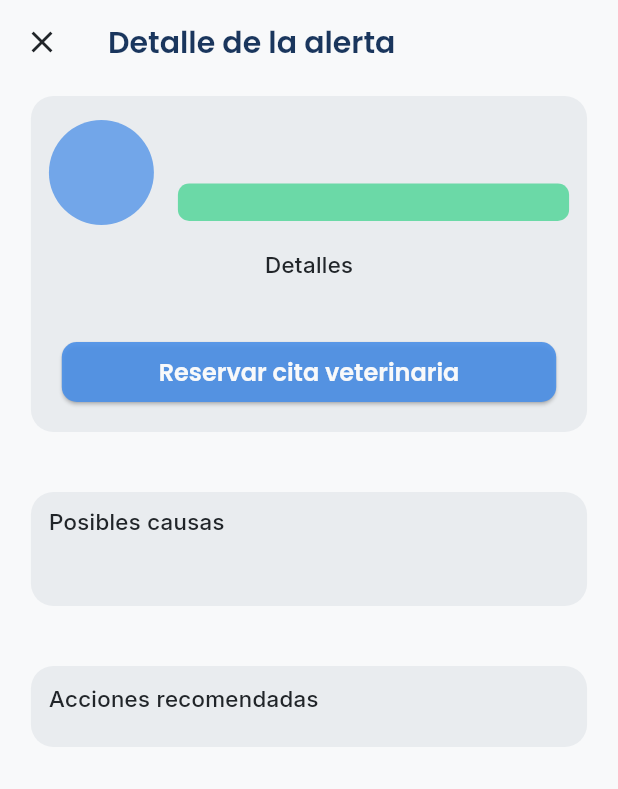
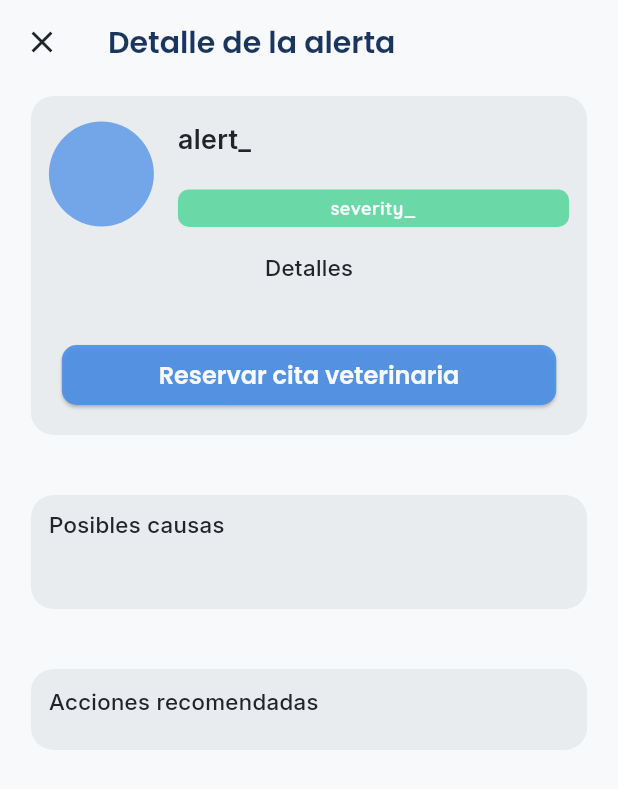
Before and after one commit to tebrich/petcore_app, a Flutter app: the HealthAlertPage screen opened directly with empty values, on a phone screen of 412 x 824 dp. Shown: the top 789 px of the screen. Run offline on Flutter 3.47's test engine with Material 3 defaults, Android fonts, the phone set to English and light mode, and no system bars; our stand-ins replace calendar_date_picker2, convex_bottom_bar, fl_chart, flutter_secure_storage, flutter_svg, font_awesome_flutter and 7 more; accounts and stored records are empty; network calls fail.

Commit message:
dashboard casi terminado

```diff
--- a/lib/core/translations/es_es.dart
+++ b/lib/core/translations/es_es.dart
@@ -314,6 +314,8 @@ final Map<String, String> esES = {
   'health_alert_details_section': 'Detalles',
   'health_alert_possible_causes': 'Posibles causas',
   'health_alert_recommended_actions': 'Acciones recomendadas',
+  'health_alerts_title': 'Alertas de salud',
+
 
   // =====================
   // SIGN UP
@@ -359,4 +361,8 @@ final Map<String, String> esES = {
   'alert_Excessive_Paw_Licking': 'Lamerse patas en exceso',
   'alert_Slightly_Less_Active': 'Actividad ligeramente reducida',
 
+  'severity_Urgent': 'Urgente',
+  'severity_Medium': 'Moderado',
+  'severity_Mild': 'Leve',
+
 };
--- a/lib/core/utils/all_health_alerts_list.dart
+++ b/lib/core/utils/all_health_alerts_list.dart
@@ -165,7 +165,7 @@ Map<String, Map<String, dynamic>> allHealthAlerts = {
   "Overdue Vaccination": {
     "severity": "Urgent",
     "description": "Vacunación vencida — riesgo de enfermedades prevenibles",
-    "icon": "assets/illustrations/health_alerts/Overduevaccination.svg",
+    "icon": "assets/illustrations/health_alerts/overdue_vaccination.svg",
     "possible_causes":
         "La vacunación vencida suele ser consecuencia de citas perdidas, mudanzas o falta de acceso a atención veterinaria. Retrasar vacunas incrementa la vulnerabilidad ante enfermedades como rabia, parvovirus, moquillo o leptospirosis.",
     "recommended_actions": [
--- a/lib/features/dashboard/presentation/widgets/health_alerts.dart
+++ b/lib/features/dashboard/presentation/widgets/health_alerts.dart
@@ -9,30 +9,29 @@ import 'package:peticare/core/theme/app_textstyles.dart';
 import 'package:peticare/core/utils/all_health_alerts_list.dart';
 import 'package:peticare/core/utils/vertical_spacing.dart';
 
+// Helper para construir claves de traducción (ej: 'alert_Vomiting')
+String _sanitizedKey(String name) =>
+    'alert_' + name.replaceAll(RegExp(r'[^A-Za-z0-9]'), '_');
+
 Widget healthAlerts(BuildContext context, Size screenSize) {
-  // Construimos la lista directamente desde allHealthAlerts (manteniendo las claves originales)
   final allAlerts = allHealthAlerts.entries.map((entry) {
     return {
       'alert': entry.key,
-      // healthAlertWidget / HealthAlertPage esperan 'conerned_pet' — dejamos vacío por catálogo
       'conerned_pet': {'name': ''},
     };
   }).toList();
 
-  final displayAlerts = allAlerts; // muestra TODO el catálogo
+  final displayAlerts = allAlerts;
   final int alertsNumber = displayAlerts.length;
 
   return Column(
     mainAxisSize: MainAxisSize.min,
     crossAxisAlignment: CrossAxisAlignment.start,
     children: [
-      /// Title
       Padding(
         padding: EdgeInsets.symmetric(horizontal: screenSize.width * 0.05),
         child: Text(
-          'health_alerts_title'.trParams({
-            'count': alertsNumber.toString(),
-          }),
+          'health_alerts_title'.trParams({'count': alertsNumber.toString()}),
           style: AppTextStyles.headingMedium.copyWith(
             fontSize: 17,
             color: AppPalette.textOnSecondaryBg(context),
@@ -40,8 +39,6 @@ Widget healthAlerts(BuildContext context, Size screenSize) {
           ),
         ),
       ),
-
-      /// Health Alerts List (desde allHealthAlerts)
       ...displayAlerts.map(
         (element) {
           return OpenContainer(
@@ -59,23 +56,12 @@ Widget healthAlerts(BuildContext context, Size screenSize) {
   );
 }
 
-/// Builds a single list item widget for a health alert summary.
 Widget healthAlertWidget(
   BuildContext context,
   double width,
   Map<String, dynamic> healthAlertDetails,
 ) {
-  // -----------------------------------------------------------------------------
-  // NOTE: Refactor this section to use strongly typed entities and models
-  // instead of raw maps.
-  // -----------------------------------------------------------------------------
-
   final String alertName = (healthAlertDetails['alert'] as String?) ?? '';
-
-  // Normalizamos la clave para buscar en las traducciones (mismo patrón que en es_es.dart)
-  String _sanitizedKey(String name) =>
-      'alert_' + name.replaceAll(RegExp(r'[^A-Za-z0-9]'), '_');
-
   final String displayName = _sanitizedKey(alertName).tr;
 
   final Map<String, dynamic> alertDetails =
@@ -84,7 +70,6 @@ Widget healthAlertWidget(
       (healthAlertDetails['conerned_pet'] as Map<String, dynamic>?) ??
           {'name': ''};
 
-  // Protegemos CTA cuando sea necesario
   final List<dynamic> ctaList =
       (alertDetails['CTA'] is List) ? List.from(alertDetails['CTA']) : <dynamic>[];
 
@@ -130,7 +115,6 @@ Widget healthAlertWidget(
             child: Text.rich(
               TextSpan(
                 children: [
-                  /// Health Alert Type (displayName traducido si existe)
                   TextSpan(
                     text: displayName,
                     style: AppTextStyles.bodyRegular.copyWith(
@@ -139,8 +123,6 @@ Widget healthAlertWidget(
                       color: AppPalette.primaryText(context),
                     ),
                   ),
-
-                  /// Pet Name
                   TextSpan(
                     text: ' (${conernedPetDetails['name'] ?? ''})',
                     style: AppTextStyles.playfulTag.copyWith(
@@ -181,8 +163,12 @@ class HealthAlertPage extends StatelessWidget {
     final Map<String, dynamic> alertDetails =
         (allHealthAlerts[alertName] as Map<String, dynamic>?) ?? {};
     final Map<String, dynamic> conernedPetDetails =
-        (healthAlert['conerned_pet'] as Map<String, dynamic>?) ??
-            {'name': ''};
+        (healthAlert['conerned_pet'] as Map<String, dynamic>?) ?? {'name': ''};
+
+    final String displayName = _sanitizedKey(alertName).tr;
+    final String severityKey =
+        'severity_' + (alertDetails['severity'] ?? '').toString();
+    final String severityLabel = severityKey.tr;
 
     final List<dynamic> ctaList =
         (alertDetails['CTA'] is List) ? List.from(alertDetails['CTA']) : <dynamic>[];
@@ -214,7 +200,6 @@ class HealthAlertPage extends StatelessWidget {
         child: SingleChildScrollView(
           child: Column(
             children: [
-              /// Alert Details
               Container(
                 width: double.infinity,
                 margin: EdgeInsets.symmetric(
@@ -246,22 +231,19 @@ class HealthAlertPage extends StatelessWidget {
                                 )
                               : const SizedBox.shrink(),
                         ),
-
                         const SizedBox(width: 16.0),
-
                         Expanded(
                           child: Text.rich(
                             TextSpan(
                               children: [
                                 TextSpan(
-                                  text: alertName,
+                                  text: displayName,
                                   style: AppTextStyles.bodyRegular.copyWith(
                                     fontSize: 18,
                                     fontWeight: FontWeight.w600,
                                     color: AppPalette.primaryText(context),
                                   ),
                                 ),
-
                                 TextSpan(
                                   text: '\n${conernedPetDetails['name']}\n',
                                   style: AppTextStyles.playfulTag.copyWith(
@@ -270,7 +252,6 @@ class HealthAlertPage extends StatelessWidget {
                                     fontWeight: FontWeight.w600,
                                   ),
                                 ),
-
                                 WidgetSpan(
                                   child: Container(
                                     padding: EdgeInsets.symmetric(
@@ -289,7 +270,7 @@ class HealthAlertPage extends StatelessWidget {
                                               : AppPalette.success(context),
                                     ),
                                     child: Text(
-                                      alertDetails['severity'] ?? '',
+                                      severityLabel,
                                       style: AppTextStyles.playfulTag.copyWith(
                                         fontSize: 12,
                                         color: AppPalette.background(context),
@@ -304,9 +285,7 @@ class HealthAlertPage extends StatelessWidget {
                         ),
                       ],
                     ),
-
                     VerticalSpacing.md(context),
-
                     Text.rich(
                       TextSpan(
                         children: [
@@ -318,7 +297,6 @@ class HealthAlertPage extends StatelessWidget {
                               color: AppPalette.primaryText(context),
                             ),
                           ),
-
                           TextSpan(
                             text: '\n${alertDetails['description'] ?? ''}',
                             style: AppTextStyles.bodyRegular.copyWith(
@@ -330,9 +308,7 @@ class HealthAlertPage extends StatelessWidget {
                       ),
                       textAlign: TextAlign.start,
                     ),
-
                     VerticalSpacing.md(context),
-
                     AnimatedElevatedButton(
                       text: ctaList.isNotEmpty
                           ? ctaList.first.toString()
@@ -353,7 +329,6 @@ class HealthAlertPage extends StatelessWidget {
                         }
                       },
                     ),
-
                     if (ctaList.length > 1) VerticalSpacing.sm(context),
                     if (ctaList.length > 1)
                       AnimatedElevatedButton(
@@ -375,9 +350,7 @@ class HealthAlertPage extends StatelessWidget {
                   ],
                 ),
               ),
-
               VerticalSpacing.lg(context),
-
               Container(
                 width: double.infinity,
                 margin: EdgeInsets.symmetric(
@@ -413,9 +386,7 @@ class HealthAlertPage extends StatelessWidget {
                   textAlign: TextAlign.start,
                 ),
               ),
-
               VerticalSpacing.lg(context),
-
               Container(
                 width: double.infinity,
                 margin: EdgeInsets.symmetric(
@@ -457,7 +428,6 @@ class HealthAlertPage extends StatelessWidget {
                   textAlign: TextAlign.start,
                 ),
               ),
-
               VerticalSpacing.md(context),
             ],
           ),
```
